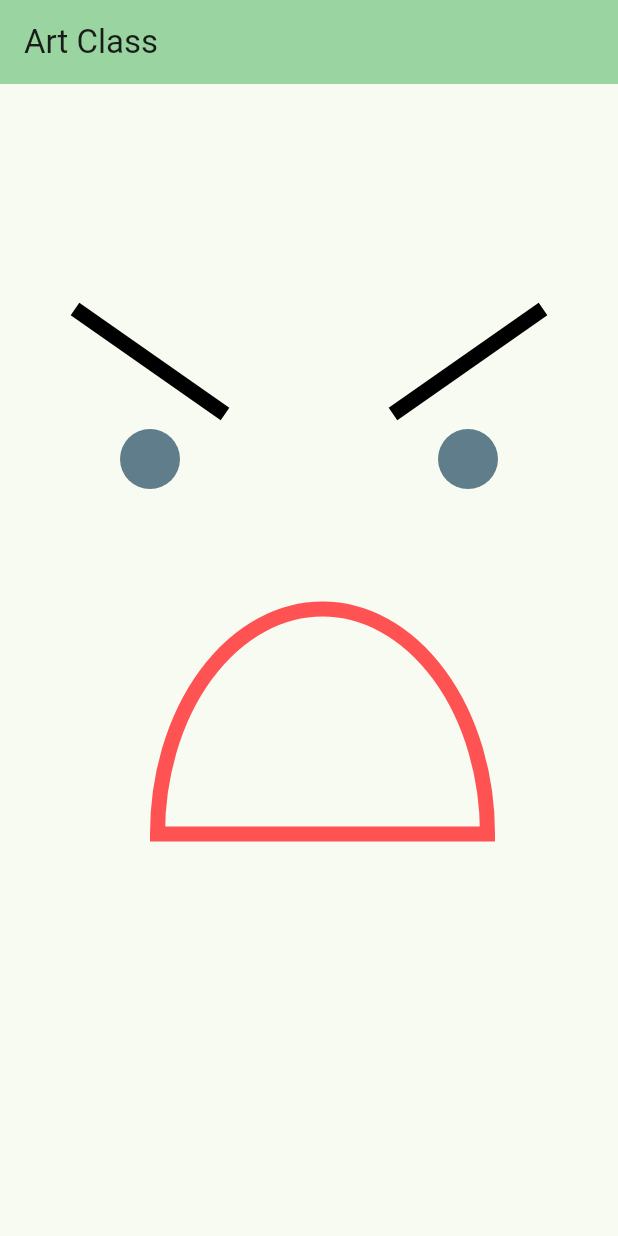
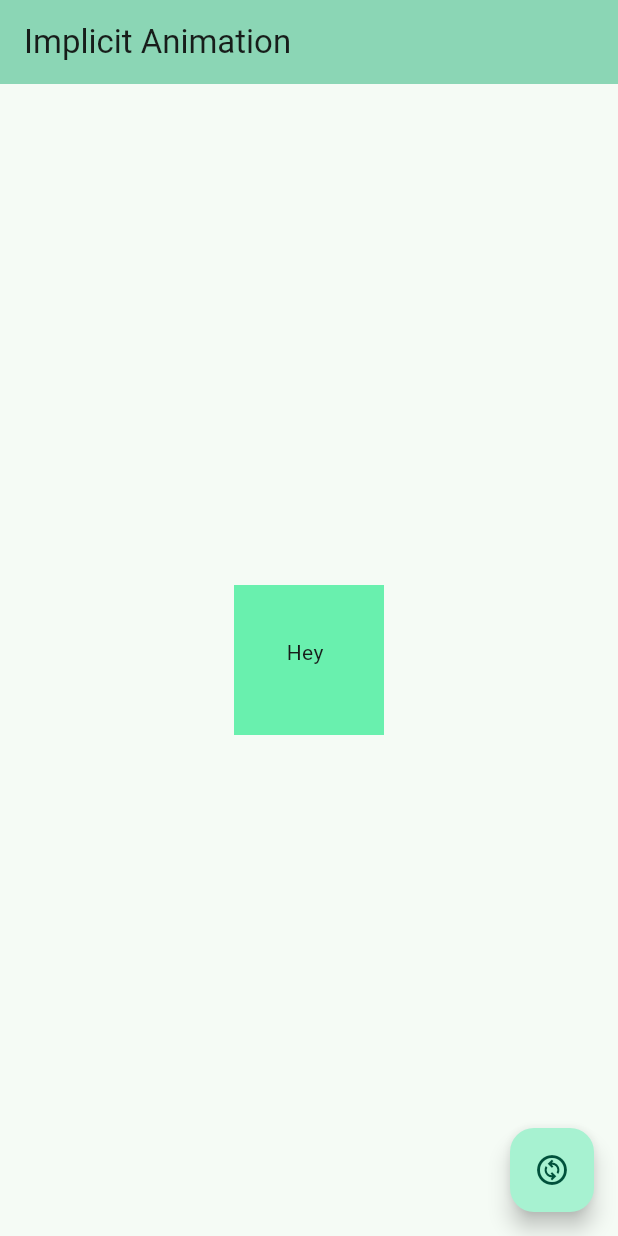
Before and after one commit to AndreeaMagda/flutter-zero-to-mastery-course, a Flutter app: the screen it shows after launch, on a phone screen of 412 x 824 dp. Run offline on Flutter 3.47's test engine with Material 3 defaults, Android fonts, the phone set to English and light mode, and no system bars.

Commit message:
Implicit Animation

```diff
--- a/lib/main.dart
+++ b/lib/main.dart
@@ -1,5 +1,4 @@
 import 'package:flutter/material.dart';
-import 'dart:math' as math;
 
 void main() {
   runApp(const MyApp());
@@ -14,10 +13,10 @@
       title: 'Animation',
       theme: ThemeData(
         colorScheme:
-            ColorScheme.fromSeed(seedColor: Color.fromARGB(255, 13, 95, 44)),
+            ColorScheme.fromSeed(seedColor: Color.fromARGB(255, 28, 129, 97)),
         useMaterial3: true,
       ),
-      home: const MyHomePage(title: 'Art Class'),
+      home: const MyHomePage(title: 'Implicit Animation'),
       debugShowCheckedModeBanner: false,
     );
   }
@@ -33,6 +32,8 @@
 }
 
 class _MyHomePageState extends State<MyHomePage> {
+  bool state = true;
+
   @override
   Widget build(BuildContext context) {
     return Scaffold(
@@ -40,35 +41,32 @@
         backgroundColor: Theme.of(context).colorScheme.inversePrimary,
         title: Text(widget.title),
       ),
-      body: CustomPaint(
-        painter: MyPainter(),
-        size: MediaQuery.of(context).size,
+      body: Center(
+        child: Column(
+          mainAxisAlignment: MainAxisAlignment.center,
+          children: <Widget>[
+            AnimatedContainer(
+              width: state ? 100 : 200,
+              height: state ? 100 : 200,
+              color: Colors.greenAccent,
+              duration: const Duration(seconds: 2),
+              child: AnimatedPadding(
+                padding: EdgeInsets.all(state ? 35 : 8),
+                duration: const Duration(seconds: 2),
+                child: const Text("Hey"),
+              ),
+            )
+          ],
+        ),
+      ),
+      floatingActionButton: FloatingActionButton(
+        onPressed: () {
+          setState(() {
+            state = !state;
+          });
+        },
+        child: const Icon(Icons.change_circle_outlined),
       ),
     );
   }
 }
-
-class MyPainter extends CustomPainter {
-  @override
-  void paint(Canvas canvas, Size size) {
-    Paint linearPaint = Paint()..strokeWidth = 10;
-    canvas.drawLine(const Offset(50, 150), const Offset(150, 220), linearPaint);
-    canvas.drawLine(Offset(size.width - 50, 150), Offset(size.width - 150, 220),
-        linearPaint);
-    Paint circlePaint = Paint()..color = Colors.blueGrey;
-    canvas.drawCircle(const Offset(100, 250), 20, circlePaint);
-    canvas.drawCircle(Offset(size.width - 100, 250), 20, circlePaint);
-
-    Paint arcPaint = Paint()
-      ..strokeWidth = 10
-      ..style = PaintingStyle.stroke
-      ..color = Colors.redAccent;
-    Rect rect = const Rect.fromLTWH(105, 350, 220, 300);
-    canvas.drawArc(rect, math.pi, math.pi, true, arcPaint);
-  }
-
-  @override
-  bool shouldRepaint(covariant CustomPainter oldDelegate) {
-    return true;
-  }
-}
```
